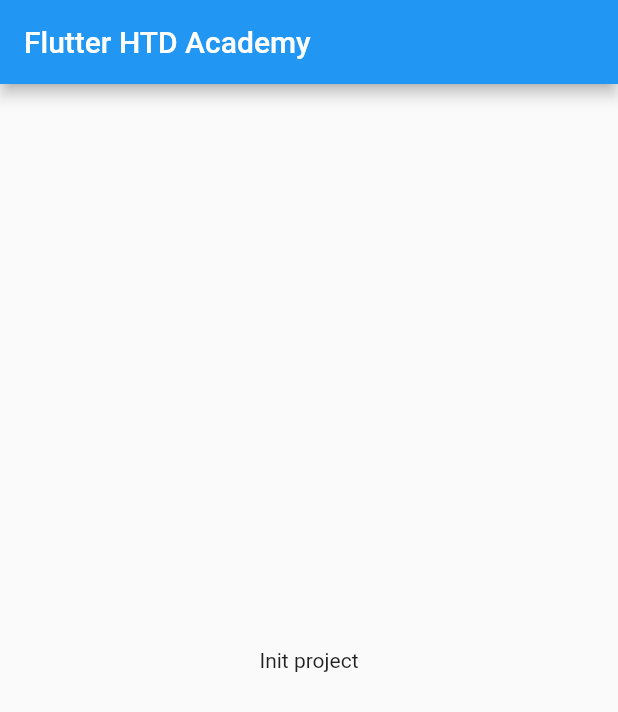
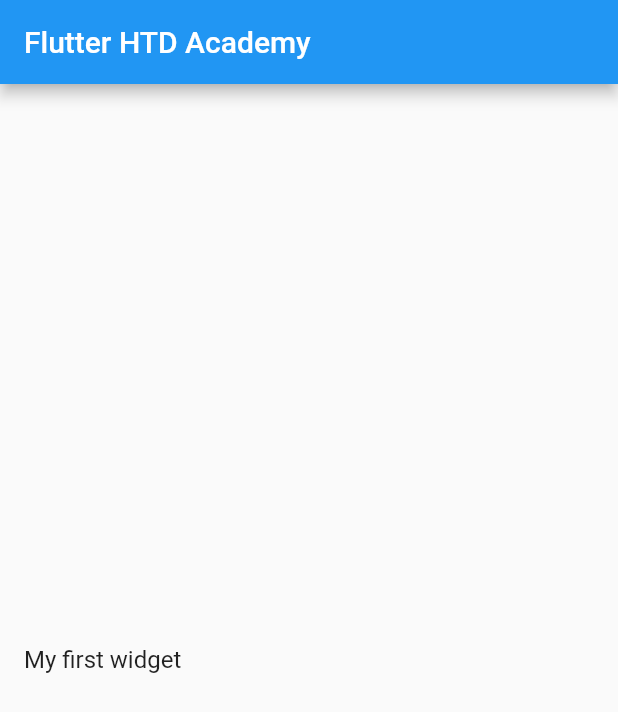
Before and after one commit to wiktoriasobczyk/htd_academy_flutter_introduction, a Flutter app: the screen it shows after launch, on a phone screen of 412 x 824 dp. Shown: the top 712 px of the screen. Run offline on Flutter 3.47's test engine with Material 2 defaults, Android fonts, the light colour scheme and no system bars.

Commit message:
my first widget

```diff
--- a/lib/main.dart
+++ b/lib/main.dart
@@ -1,5 +1,5 @@
 import 'package:flutter/material.dart';
-import 'package:flutter_academy/screens/my_home_page.dart';
+import 'package:flutter_academy/screens/my_home_page/my_home_page.dart';
 
 void main() {
   runApp(const MyApp());
--- a/lib/screens/my_home_page.dart
+++ b/lib/screens/my_home_page/my_home_page.dart
@@ -1,4 +1,5 @@
 import 'package:flutter/material.dart';
+import 'package:flutter_academy/screens/my_home_page/widgets/my_first_widget.dart';
 
 class MyHomePage extends StatefulWidget {
   const MyHomePage({Key? key, required this.title}) : super(key: key);
@@ -17,7 +18,7 @@
         title: Text(widget.title),
       ),
       body: const Center(
-        child: Text('Init project'),
+        child: MyFistWidget(),
       ),
     );
   }
--- /dev/null
+++ b/lib/screens/my_home_page/widgets/my_first_widget.dart
@@ -0,0 +1,12 @@
+import 'package:flutter/material.dart';
+
+class MyFistWidget extends StatelessWidget {
+  const MyFistWidget({Key? key}) : super(key: key);
+
+  @override
+  Widget build(BuildContext context) {
+    return const ListTile(
+      title: Text('My first widget'),
+    );
+  }
+}
```
